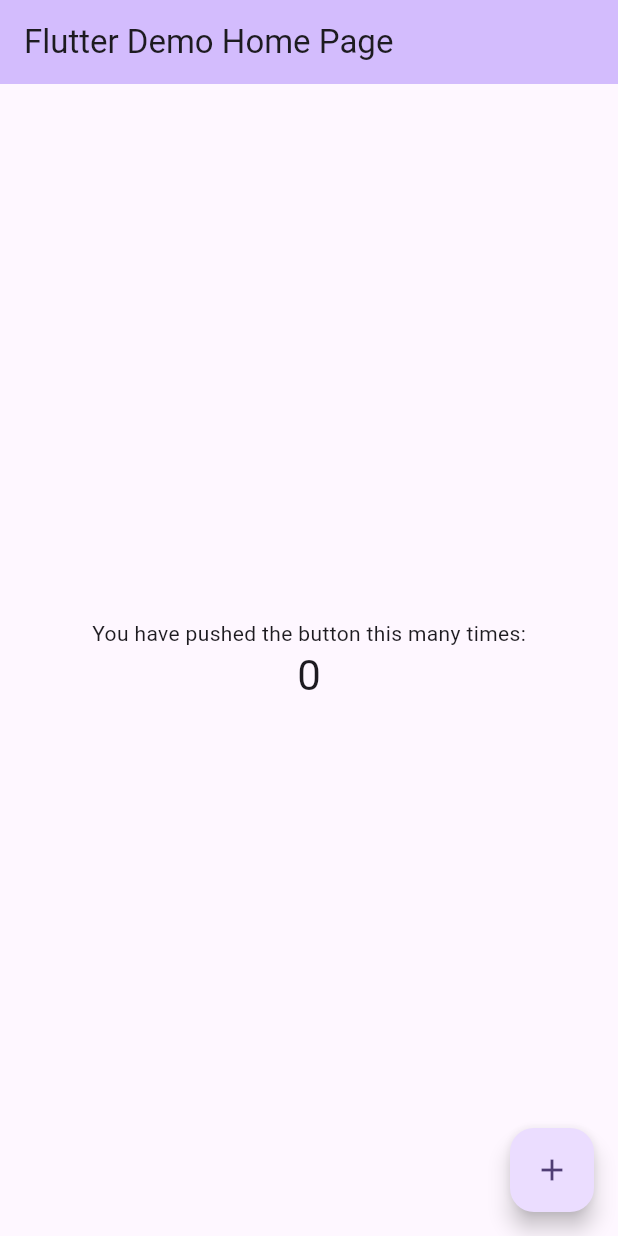
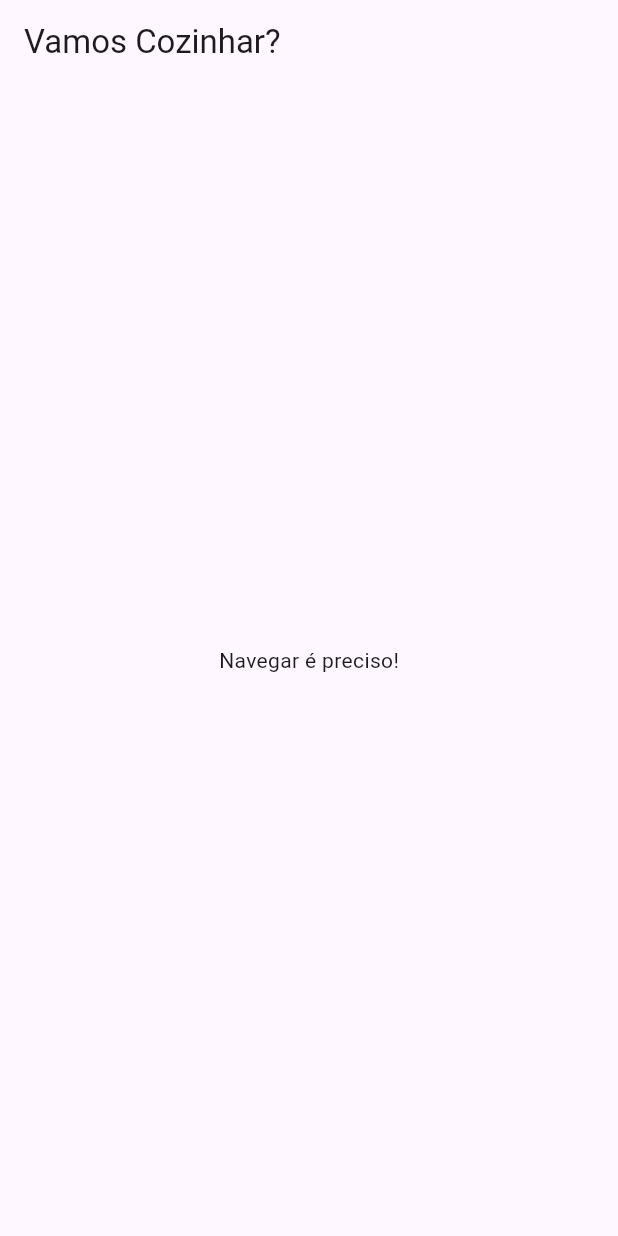
Before and after one commit to carlosyamanaka/true_receitas, a Flutter app: the screen it shows after launch, on a phone screen of 412 x 824 dp. Run offline on Flutter 3.47's test engine with Material 3 defaults, Android fonts, the phone set to English and light mode, and no system bars.

Commit message:
Upload da estrutura inicial do projeto

```diff
--- a/lib/main.dart
+++ b/lib/main.dart
@@ -7,119 +7,35 @@
 class MyApp extends StatelessWidget {
   const MyApp({super.key});
 
-  // This widget is the root of your application.
   @override
   Widget build(BuildContext context) {
     return MaterialApp(
-      title: 'Flutter Demo',
+      title: 'Vamos cozinhar?',
       theme: ThemeData(
-        // This is the theme of your application.
-        //
-        // TRY THIS: Try running your application with "flutter run". You'll see
-        // the application has a purple toolbar. Then, without quitting the app,
-        // try changing the seedColor in the colorScheme below to Colors.green
-        // and then invoke "hot reload" (save your changes or press the "hot
-        // reload" button in a Flutter-supported IDE, or press "r" if you used
-        // the command line to start the app).
-        //
-        // Notice that the counter didn't reset back to zero; the application
-        // state is not lost during the reload. To reset the state, use hot
-        // restart instead.
-        //
-        // This works for code too, not just values: Most code changes can be
-        // tested with just a hot reload.
-        colorScheme: ColorScheme.fromSeed(seedColor: Colors.deepPurple),
-        useMaterial3: true,
+        primarySwatch: Colors.blue,
       ),
-      home: const MyHomePage(title: 'Flutter Demo Home Page'),
+      home: const MyHomePage(),
     );
   }
 }
 
 class MyHomePage extends StatefulWidget {
-  const MyHomePage({super.key, required this.title});
-
-  // This widget is the home page of your application. It is stateful, meaning
-  // that it has a State object (defined below) that contains fields that affect
-  // how it looks.
-
-  // This class is the configuration for the state. It holds the values (in this
-  // case the title) provided by the parent (in this case the App widget) and
-  // used by the build method of the State. Fields in a Widget subclass are
-  // always marked "final".
-
-  final String title;
+  const MyHomePage({super.key});
 
   @override
   State<MyHomePage> createState() => _MyHomePageState();
 }
 
 class _MyHomePageState extends State<MyHomePage> {
-  int _counter = 0;
-
-  void _incrementCounter() {
-    setState(() {
-      // This call to setState tells the Flutter framework that something has
-      // changed in this State, which causes it to rerun the build method below
-      // so that the display can reflect the updated values. If we changed
-      // _counter without calling setState(), then the build method would not be
-      // called again, and so nothing would appear to happen.
-      _counter++;
-    });
-  }
-
   @override
   Widget build(BuildContext context) {
-    // This method is rerun every time setState is called, for instance as done
-    // by the _incrementCounter method above.
-    //
-    // The Flutter framework has been optimized to make rerunning build methods
-    // fast, so that you can just rebuild anything that needs updating rather
-    // than having to individually change instances of widgets.
     return Scaffold(
       appBar: AppBar(
-        // TRY THIS: Try changing the color here to a specific color (to
-        // Colors.amber, perhaps?) and trigger a hot reload to see the AppBar
-        // change color while the other colors stay the same.
-        backgroundColor: Theme.of(context).colorScheme.inversePrimary,
-        // Here we take the value from the MyHomePage object that was created by
-        // the App.build method, and use it to set our appbar title.
-        title: Text(widget.title),
+        title: const Text('Vamos Cozinhar?'),
       ),
-      body: Center(
-        // Center is a layout widget. It takes a single child and positions it
-        // in the middle of the parent.
-        child: Column(
-          // Column is also a layout widget. It takes a list of children and
-          // arranges them vertically. By default, it sizes itself to fit its
-          // children horizontally, and tries to be as tall as its parent.
-          //
-          // Column has various properties to control how it sizes itself and
-          // how it positions its children. Here we use mainAxisAlignment to
-          // center the children vertically; the main axis here is the vertical
-          // axis because Columns are vertical (the cross axis would be
-          // horizontal).
-          //
-          // TRY THIS: Invoke "debug painting" (choose the "Toggle Debug Paint"
-          // action in the IDE, or press "p" in the console), to see the
-          // wireframe for each widget.
-          mainAxisAlignment: MainAxisAlignment.center,
-          children: <Widget>[
-            const Text(
-              'You have pushed the button this many times:',
-            ),
-            Text(
-              '$_counter',
-              style: Theme.of(context).textTheme.headlineMedium,
-            ),
-          ],
-        ),
+      body: const Center(
+        child: Text('Navegar é preciso!'),
       ),
-      floatingActionButton: FloatingActionButton(
-        onPressed: _incrementCounter,
-        tooltip: 'Increment',
-        child: const Icon(Icons.add),
-      ), // This trailing comma makes auto-formatting nicer for build methods.
     );
   }
 }
```
Also changed, not shown: lib/data/dummy_data.dart (added, +56 -0 lines), lib/models/category.dart (added, +13 -0 lines), lib/screens/categories_screen.dart (added, +20 -0 lines).
